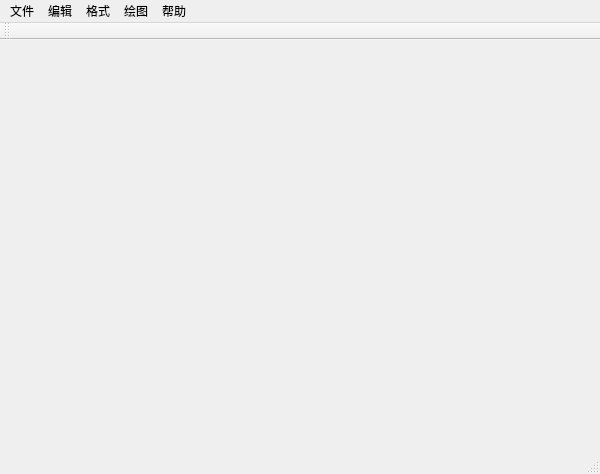
Qt form mainwindow.ui (dingyx99/oop-qtnotepad) before a commit.
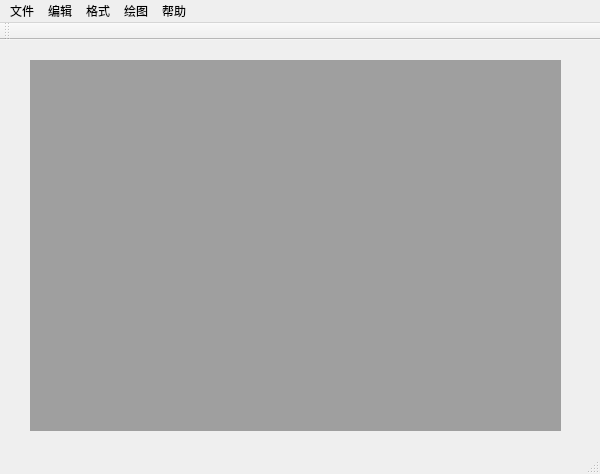
The same form after that commit.

```diff
--- a/mainwindow.ui
+++ b/mainwindow.ui
@@ -13,7 +13,18 @@
   <property name="windowTitle">
    <string>MainWindow</string>
   </property>
-  <widget class="QWidget" name="centralWidget"/>
+  <widget class="QWidget" name="centralWidget">
+   <widget class="QMdiArea" name="mdiArea">
+    <property name="geometry">
+     <rect>
+      <x>30</x>
+      <y>20</y>
+      <width>531</width>
+      <height>371</height>
+     </rect>
+    </property>
+   </widget>
+  </widget>
   <widget class="QMenuBar" name="menuBar">
    <property name="geometry">
     <rect>
```
